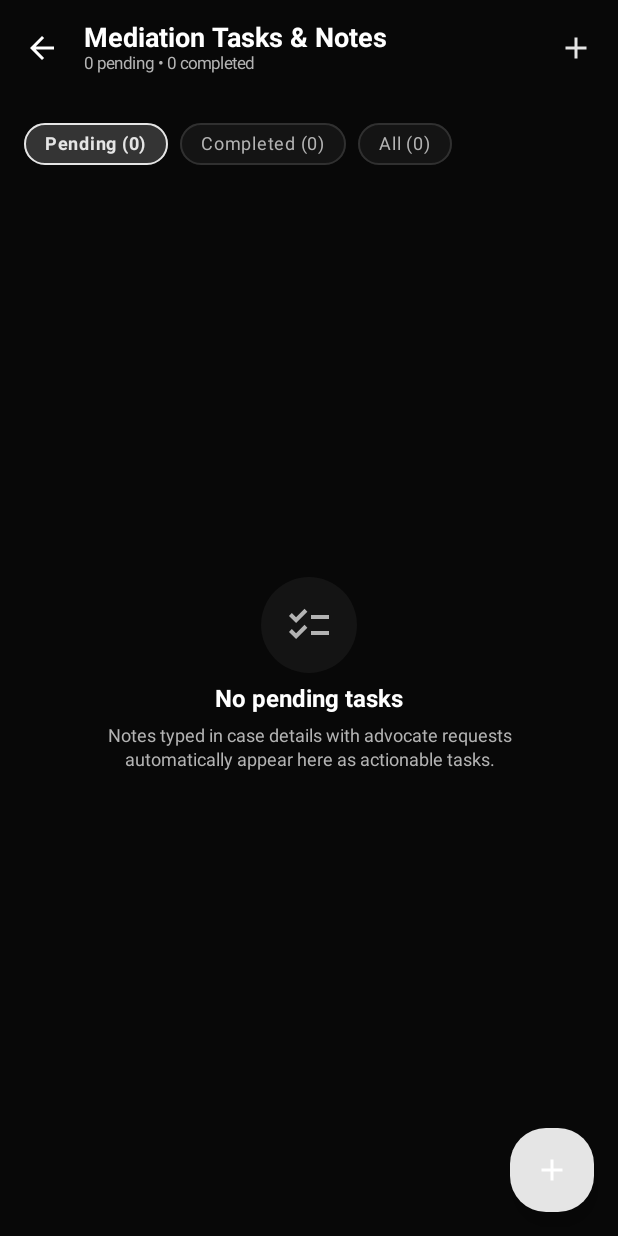
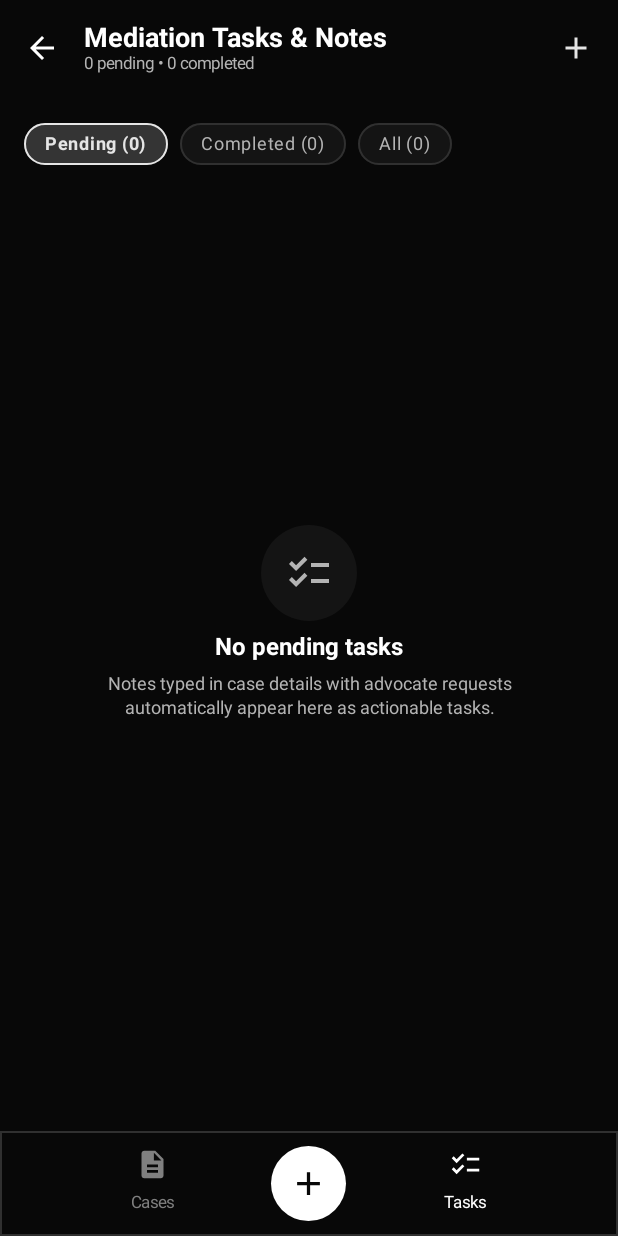
Before and after one commit to imjishan/dlsacachar-mediation-appv1, an Android app built with Jetpack Compose: the composable TasksScreen called with empty values, on a phone screen of 412 x 824 dp. Run offline under Robolectric (Android 15) with nearby library versions, the phone set to English and light mode, and no system bars.

Commit message:
Keep primary navigation visible on the tasks screen

```diff
--- a/app/src/main/java/com/example/TasksScreen.kt
+++ b/app/src/main/java/com/example/TasksScreen.kt
@@ -103,17 +103,47 @@ fun TasksScreen(
                 )
             )
         },
-        floatingActionButton = {
-            FloatingActionButton(
-                onClick = { showAddTaskDialog = true },
-                containerColor = PrimaryBlue,
-                contentColor = Color.White,
-                shape = RoundedCornerShape(24.dp)
+        bottomBar = {
+            Surface(
+                color = BackgroundColor,
+                tonalElevation = 8.dp,
+                border = BorderStroke(1.dp, DividerColor)
             ) {
-                Icon(
-                    imageVector = Icons.Default.Add,
-                    contentDescription = "Create Task"
-                )
+                Row(
+                    modifier = Modifier
+                        .fillMaxWidth()
+                        .navigationBarsPadding()
+                        .padding(horizontal = 22.dp, vertical = 10.dp),
+                    horizontalArrangement = Arrangement.SpaceAround,
+                    verticalAlignment = Alignment.CenterVertically
+                ) {
+                    Column(
+                        modifier = Modifier.weight(1f).clickable(onClick = onBack),
+                        horizontalAlignment = Alignment.CenterHorizontally,
+                        verticalArrangement = Arrangement.spacedBy(3.dp)
+                    ) {
+                        Icon(Icons.Default.Description, contentDescription = "Cases", tint = TextMuted, modifier = Modifier.size(22.dp))
+                        Text("Cases", color = TextMuted, fontSize = 11.sp)
+                    }
+                    Surface(
+                        onClick = { showAddTaskDialog = true },
+                        shape = androidx.compose.foundation.shape.CircleShape,
+                        color = TextPrimary,
+                        modifier = Modifier.size(50.dp)
+                    ) {
+                        Box(contentAlignment = Alignment.Center) {
+                            Icon(Icons.Default.Add, contentDescription = "Create Task", tint = BackgroundColor, modifier = Modifier.size(26.dp))
+                        }
+                    }
+                    Column(
+                        modifier = Modifier.weight(1f),
+                        horizontalAlignment = Alignment.CenterHorizontally,
+                        verticalArrangement = Arrangement.spacedBy(3.dp)
+                    ) {
+                        Icon(Icons.Default.Checklist, contentDescription = "Tasks", tint = TextPrimary, modifier = Modifier.size(22.dp))
+                        Text("Tasks", color = TextPrimary, fontSize = 11.sp)
+                    }
+                }
             }
         }
     ) { innerPadding ->
```
